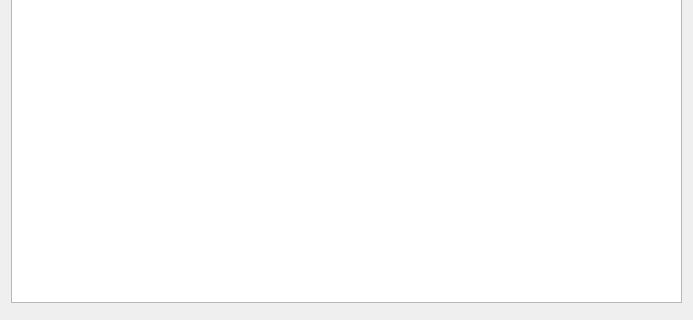
The window that src/gui/activitywidget.ui (nextcloud/desktop) describes before a commit, drawn with Qt 5; both pictures show x 0 to 693 and y 236 to 556 of the 693 by 556 pixel window.
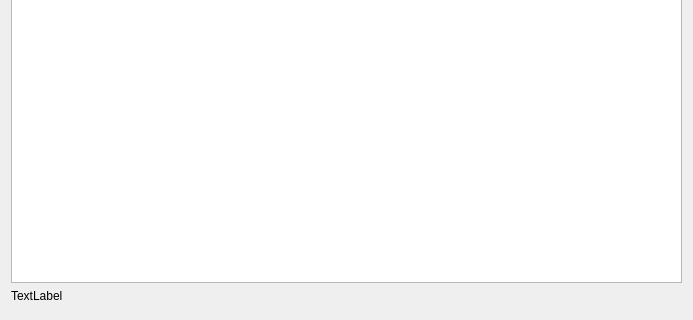
The same window after the commit.

Commit message:
ActivityWidget: display if the server does not support acitivities.
If the server does not have the activities app enabled, it says so now.
Fix for #4163

Diff of the .ui file:
```diff
--- a/src/gui/activitywidget.ui
+++ b/src/gui/activitywidget.ui
@@ -25,6 +25,13 @@
     <widget class="QListView" name="_activityList"/>
    </item>
    <item row="2" column="0">
+    <widget class="QLabel" name="_bottomLabel">
+     <property name="text">
+      <string>TextLabel</string>
+     </property>
+    </widget>
+   </item>
+   <item row="3" column="0">
     <widget class="QDialogButtonBox" name="_dialogButtonBox"/>
    </item>
   </layout>
```
The commit also changes 2 other files.
